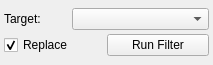
First picture: the form in Interface/ToolInterface/GradientMagnitudeFilterInterface.ui, repository jessdtate/Seg3D, before the edit.
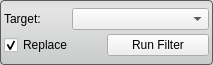
Second picture: the form after the edit.

Commit message: updates to all tool interfaces

Patch:
```diff
--- a/Interface/ToolInterface/GradientMagnitudeFilterInterface.ui
+++ b/Interface/ToolInterface/GradientMagnitudeFilterInterface.ui
@@ -31,6 +31,13 @@
   <property name="windowTitle">
    <string>Form</string>
   </property>
+  <property name="styleSheet">
+   <string notr="true">QWidget#GradientMagnitudeFilterInterface{
+	border-radius: 4px;
+	border: 1px solid rgb(90, 90, 90);
+	background-color: qlineargradient(spread:pad, x1:0.5, y1:0, x2:0.5, y2:0.960227, stop:0 rgba(221, 221, 221, 255), stop:0.155779 rgba(228, 228, 228, 255), stop:1 rgba(202, 204, 204, 255));      
+}</string>
+  </property>
   <layout class="QVBoxLayout" name="verticalLayout">
    <property name="spacing">
     <number>0</number>
```
The commit also changes 26 other files.
